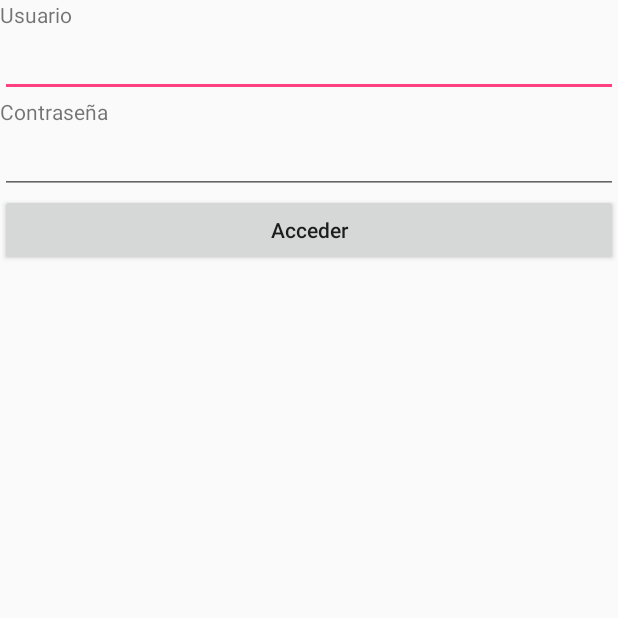
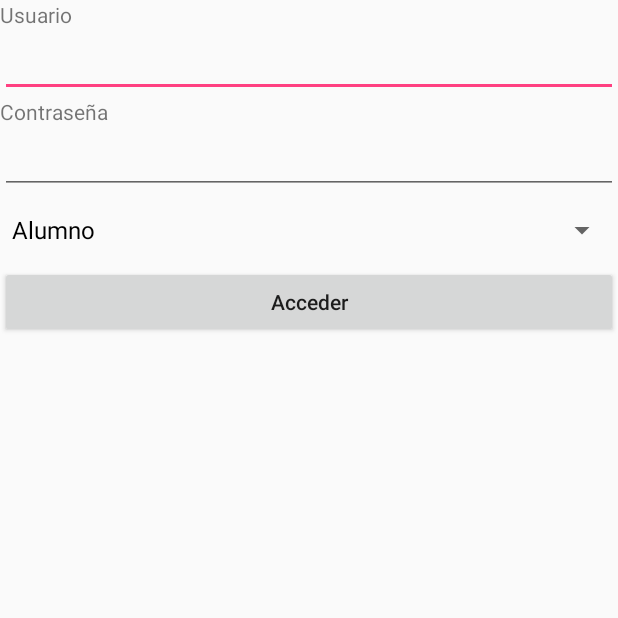
Before and after one commit to alextfos/uvlive-android, an Android app: the screen it shows after launch (LoginActivity), after a tap on "Acceder", on a phone screen of 412 x 824 dp, the top half of it. Run offline under Robolectric (Android 15) with nearby library versions, the phone set to English and light mode, and no system bars; our stand-ins replace ButterKnife.

Commit message:
Updating project

```diff
--- a/app/src/main/java/com/example/atraverf/uvlive/gateway/UVLiveGateway.java
+++ b/app/src/main/java/com/example/atraverf/uvlive/gateway/UVLiveGateway.java
@@ -19,11 +19,11 @@ import com.google.gson.GsonBuilder;
  */
 public class UVLiveGateway {
 
-    private Object algo = Request.Method.GET;
     private static final String CURRENT_ACCEPT_LANGUAGE_HEADER_VALUE = "es";
+    private static String headerCookie;
     private static String sLoginUrl = "/login";
 
-    private static String environment = "http://192.168.1.131:8080/uvlive-api";
+    private static String environment = "http://192.168.1.133:8080/uvlive-api";
     public static final Gson GSON_CREATOR = new GsonBuilder().create();
 
     private RequestQueue mRequestQueue;
@@ -33,13 +33,21 @@ public class UVLiveGateway {
     }
 
     public void login(LoginForm form ,Response.Listener<LoginResponse> responseListener ,Response.ErrorListener errorListener) {
-        //añadir a la lista
+        //add to list
         String stringRequest = GSON_CREATOR.toJson(form);
         GsonRequest<LoginResponse> peticion = new GsonRequest<LoginResponse>(environment+sLoginUrl,
                 LoginResponse.class,stringRequest,responseListener,errorListener);
         Log.d("proves",peticion.toString());
         mRequestQueue.add(peticion);
 
+    }
+
+    public static void setCookie(String cookie) {
+        headerCookie = cookie;
+    }
+
+    public static String getCookie() {
+        return headerCookie;
     }
     /*
     private <T> void addRequestToQueue(Request<T> request){
--- a/app/src/main/java/com/example/atraverf/uvlive/gateway/form/LoginForm.java
+++ b/app/src/main/java/com/example/atraverf/uvlive/gateway/form/LoginForm.java
@@ -10,11 +10,13 @@ import android.text.Editable;
 public class LoginForm implements Parcelable {
 
     private String userName;
-    //private String password;
+    private String password;
+    private String loginType;
 
     public LoginForm(Parcel in){
         userName = in.readString();
-        //password = in.readString();
+        password = in.readString();
+        loginType = in.readString();
     }
 
     public LoginForm(){
@@ -28,7 +30,8 @@ public class LoginForm implements Parcelable {
     @Override
     public void writeToParcel(Parcel dest, int flags) {
         dest.writeString(userName);
-        //dest.writeString(password);
+        dest.writeString(password);
+        dest.writeString(loginType);
     }
 
     public static final Creator<LoginForm> CREATOR = new Creator<LoginForm>() {
@@ -45,7 +48,11 @@ public class LoginForm implements Parcelable {
         this.userName = userName;
     }
 
-    /*public void setPassword(String password) {
+    public void setPassword(String password) {
         this.password = password;
-    }*/
+    }
+
+    public void setTypeLogin(String type) {
+        this.loginType = type;
+    }
 }
--- a/app/src/main/java/com/example/atraverf/uvlive/ui/LoginActivity.java
+++ b/app/src/main/java/com/example/atraverf/uvlive/ui/LoginActivity.java
@@ -6,8 +6,11 @@ import android.content.Intent;
 import android.os.Bundle;
 import android.util.Log;
 import android.view.View;
+import android.widget.ArrayAdapter;
 import android.widget.Button;
 import android.widget.EditText;
+import android.widget.Spinner;
+import android.widget.SpinnerAdapter;
 
 import com.android.volley.Response;
 import com.android.volley.VolleyError;
@@ -35,11 +38,18 @@ public class LoginActivity extends Activity {
     @InjectView(R.id.login_password_et)
     EditText mPassword;
 
+    @InjectView(R.id.login_spinner)
+    Spinner mSpinner;
+
     @Override
     protected void onCreate(Bundle savedInstanceState) {
         super.onCreate(savedInstanceState);
         setContentView(R.layout.login);
         ButterKnife.inject(this);
+        ArrayAdapter<CharSequence> adapter = ArrayAdapter.createFromResource(
+                this,R.array.type_login_array,R.layout.support_simple_spinner_dropdown_item);
+        adapter.setDropDownViewResource(R.layout.support_simple_spinner_dropdown_item);
+        mSpinner.setAdapter(adapter);
         /*mLoginButton.setOnClickListener(new View.OnClickListener() {
             @Override
             public void onClick(View v) {
@@ -56,8 +66,9 @@ public class LoginActivity extends Activity {
     @OnClick(R.id.login_b)
     public void login(){
         LoginForm request = new LoginForm();
+        request.setTypeLogin((String)mSpinner.getSelectedItem());
         request.setUser(mUser.getText().toString());
-        //request.setPassword(mPassword.getText().toString());
+        request.setPassword(mPassword.getText().toString());
 
         Response.Listener<LoginResponse> responseListener = new Response.Listener<LoginResponse>(){
             @Override
@@ -71,7 +82,7 @@ public class LoginActivity extends Activity {
         Response.ErrorListener errorListener = new Response.ErrorListener(){
             @Override
             public void onErrorResponse(VolleyError volleyError) {
-
+                Log.d("proves","Error de respuesta en el login");
             }
         };
         UVLiveApplication.getUVLiveGateway().login(request, responseListener, errorListener);
@@ -79,8 +90,8 @@ public class LoginActivity extends Activity {
 
     private void sendResult(){
         Intent intent = this.getIntent();
-        intent.putExtra("SOMETHING", "EXTRAS");
-        this.setResult(RESULT_OK, intent);
+        //intent.putExtra("SOMETHING", "EXTRAS");
+        this.setResult(Activity.RESULT_OK, intent);
         finish();
     }
 }
--- a/app/src/main/res/layout/login.xml
+++ b/app/src/main/res/layout/login.xml
@@ -21,6 +21,11 @@
         android:layout_width="match_parent"
         android:layout_height="wrap_content"
         android:password="true"/>
+    <Spinner
+        android:id="@+id/login_spinner"
+        android:layout_width="match_parent"
+        android:layout_height="wrap_content">
+    </Spinner>
     <Button
         android:id="@+id/login_b"
         android:layout_width="match_parent"
--- /dev/null
+++ b/app/src/main/res/values/type_login.xml
@@ -0,0 +1,8 @@
+<?xml version="1.0" encoding="utf-8"?>
+<resources>
+    <string-array name="type_login_array">
+        <item>Alumno</item>
+        <item>Profesor</item>
+        <item>Admin</item>
+    </string-array>
+</resources>
```
Also changed, not shown: app/src/main/java/com/example/atraverf/uvlive/gateway/GsonRequest.java (+7 -2 lines), app/src/main/java/com/example/atraverf/uvlive/utils/StringUtils.java (added, +11 -0 lines), 1 other file.
